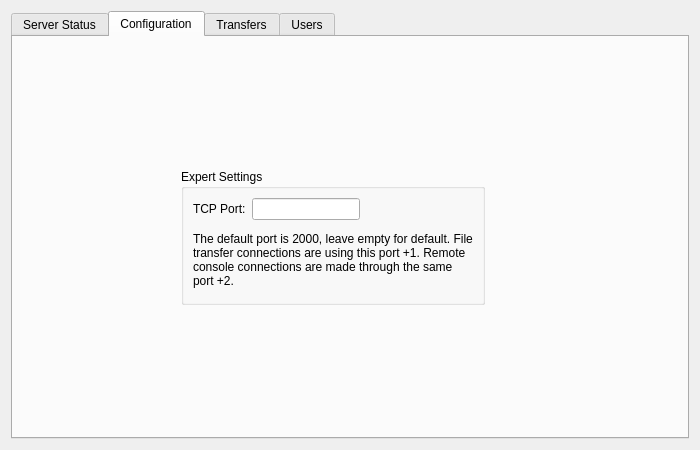
Qt form qw_server_gui/QwmMonitorWindow.ui (pcjpnet/qwired-suite) before a commit.
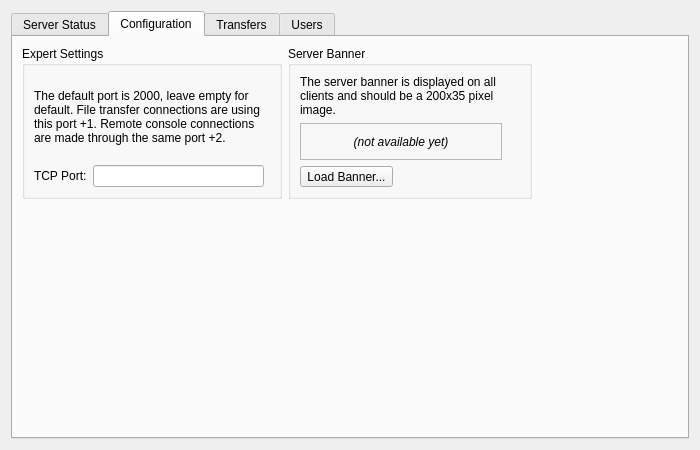
The same form after that commit. The open tabs and pages were chosen to show the change. Icons and pictures are not drawn.

Commit message: Added TYPE and COMMENT messages to server. Added CONFIG command to remote interface. Implemented file type database table.

What changed in the file:
```diff
--- a/qw_server_gui/QwmMonitorWindow.ui
+++ b/qw_server_gui/QwmMonitorWindow.ui
@@ -404,24 +404,24 @@
       <attribute name="title">
        <string>Configuration</string>
       </attribute>
-      <layout class="QGridLayout" name="gridLayout_3">
-       <item row="1" column="1">
+      <layout class="QGridLayout" name="gridLayout_4">
+       <item row="1" column="0">
         <widget class="QGroupBox" name="groupBox_4">
          <property name="title">
           <string>Expert Settings</string>
          </property>
          <layout class="QGridLayout" name="gridLayout_2">
-          <item row="0" column="0">
+          <item row="1" column="0">
            <widget class="QLabel" name="label_2">
             <property name="text">
              <string>TCP Port:</string>
             </property>
            </widget>
           </item>
-          <item row="0" column="1">
+          <item row="1" column="1">
            <widget class="QLineEdit" name="fConfigurationPort"/>
           </item>
-          <item row="1" column="0" colspan="3">
+          <item row="0" column="0" colspan="3">
            <widget class="QLabel" name="label_3">
             <property name="sizePolicy">
              <sizepolicy hsizetype="Preferred" vsizetype="Minimum">
@@ -437,74 +437,100 @@
             </property>
            </widget>
           </item>
-          <item row="0" column="2">
-           <spacer name="horizontalSpacer">
-            <property name="orientation">
-             <enum>Qt::Horizontal</enum>
-            </property>
-            <property name="sizeHint" stdset="0">
-             <size>
-              <width>40</width>
-              <height>20</height>
-             </size>
-            </property>
-           </spacer>
-          </item>
          </layout>
         </widget>
        </item>
-       <item row="1" column="2">
-        <spacer name="horizontalSpacer_3">
-         <property name="orientation">
-          <enum>Qt::Horizontal</enum>
-         </property>
-         <property name="sizeHint" stdset="0">
-          <size>
-           <width>193</width>
-           <height>136</height>
-          </size>
-         </property>
-        </spacer>
-       </item>
-       <item row="2" column="1">
-        <spacer name="verticalSpacer_2">
-         <property name="orientation">
-          <enum>Qt::Vertical</enum>
-         </property>
-         <property name="sizeHint" stdset="0">
-          <size>
-           <width>253</width>
-           <height>113</height>
-          </size>
-         </property>
-        </spacer>
-       </item>
-       <item row="0" column="1">
-        <spacer name="verticalSpacer_3">
-         <property name="orientation">
-          <enum>Qt::Vertical</enum>
-         </property>
-         <property name="sizeHint" stdset="0">
-          <size>
-           <width>20</width>
-           <height>40</height>
-          </size>
-         </property>
-        </spacer>
-       </item>
-       <item row="1" column="0">
+       <item row="1" column="2" rowspan="2">
         <spacer name="horizontalSpacer_4">
          <property name="orientation">
           <enum>Qt::Horizontal</enum>
          </property>
          <property name="sizeHint" stdset="0">
           <size>
-           <width>40</width>
-           <height>20</height>
+           <width>190</width>
+           <height>135</height>
           </size>
          </property>
         </spacer>
        </item>
+       <item row="3" column="0">
+        <spacer name="verticalSpacer_2">
+         <property name="orientation">
+          <enum>Qt::Vertical</enum>
+         </property>
+         <property name="sizeHint" stdset="0">
+          <size>
+           <width>228</width>
+           <height>237</height>
+          </size>
+         </property>
+        </spacer>
+       </item>
+       <item row="1" column="1">
+        <widget class="QGroupBox" name="groupBox_5">
+         <property name="title">
+          <string>Server Banner</string>
+         </property>
+         <layout class="QGridLayout" name="gridLayout_3">
+          <item row="1" column="0" colspan="2">
+           <widget class="QLabel" name="fConfigurationBanner">
+            <property name="minimumSize">
+             <size>
+              <width>202</width>
+              <height>37</height>
+             </size>
+            </property>
+            <property name="maximumSize">
+             <size>
+              <width>202</width>
+              <height>37</height>
+             </size>
+            </property>
+            <property name="font">
+             <font>
+              <italic>true</italic>
+             </font>
+            </property>
+            <property name="frameShape">
+             <enum>QFrame::StyledPanel</enum>
+            </property>
+            <property name="frameShadow">
+             <enum>QFrame::Sunken</enum>
+            </property>
+            <property name="text">
+             <string>(not available yet)</string>
+            </property>
+            <property name="alignment">
+             <set>Qt::AlignCenter</set>
+            </property>
+           </widget>
+          </item>
+          <item row="2" column="0">
+           <widget class="QToolButton" name="btnConfigurationSetBanner">
+            <property name="text">
+             <string>Load Banner...</string>
+            </property>
+           </widget>
+          </item>
+          <item row="0" column="0">
+           <widget class="QLabel" name="label_5">
+            <property name="sizePolicy">
+             <sizepolicy hsizetype="Preferred" vsizetype="Minimum">
+              <horstretch>0</horstretch>
+              <verstretch>0</verstretch>
+             </sizepolicy>
+            </property>
+            <property name="text">
+             <string>The server banner is displayed on all clients and should be a 200x35 pixel image.</string>
+            </property>
+            <property name="wordWrap">
+             <bool>true</bool>
+            </property>
+           </widget>
+          </item>
+         </layout>
+        </widget>
+       </item>
       </layout>
      </widget>
      <widget class="QWidget" name="tab_4">
```
Left out of the diff: 2 changed lines with no effect on the pictures. The commit also changes 10 other files.
